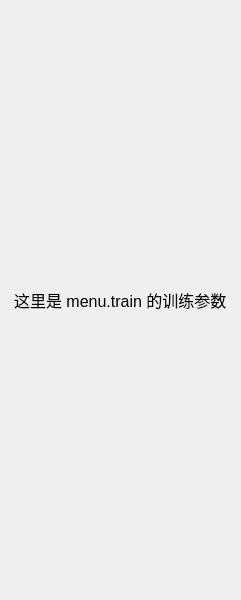
This is gui/uis/columns/left_column.ui in pigBond/pyqt-pyside-mujoco-template-gui as Qt 5 draws it before an edit. The edited form follows.
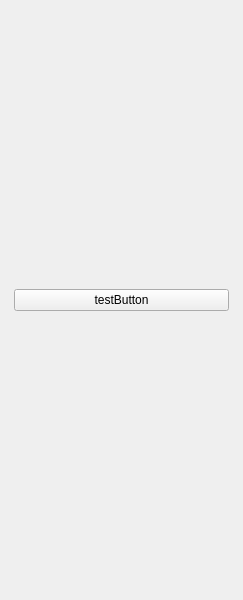
This is the edited form.

```diff
--- a/gui/uis/columns/left_column.ui
+++ b/gui/uis/columns/left_column.ui
@@ -6,7 +6,7 @@
    <rect>
     <x>0</x>
     <y>0</y>
-    <width>240</width>
+    <width>243</width>
     <height>600</height>
    </rect>
   </property>
@@ -32,7 +32,7 @@
    <item>
     <widget class="QStackedWidget" name="menus">
      <property name="currentIndex">
-      <number>2</number>
+      <number>3</number>
      </property>
      <widget class="QWidget" name="menu_1">
       <layout class="QVBoxLayout" name="verticalLayout">
@@ -258,6 +258,17 @@
        </item>
       </layout>
      </widget>
+     <widget class="QWidget" name="menu_show">
+      <layout class="QVBoxLayout" name="verticalLayout_4">
+       <item>
+        <widget class="QPushButton" name="testButton">
+         <property name="text">
+          <string>testButton</string>
+         </property>
+        </widget>
+       </item>
+      </layout>
+     </widget>
     </widget>
    </item>
   </layout>
```
